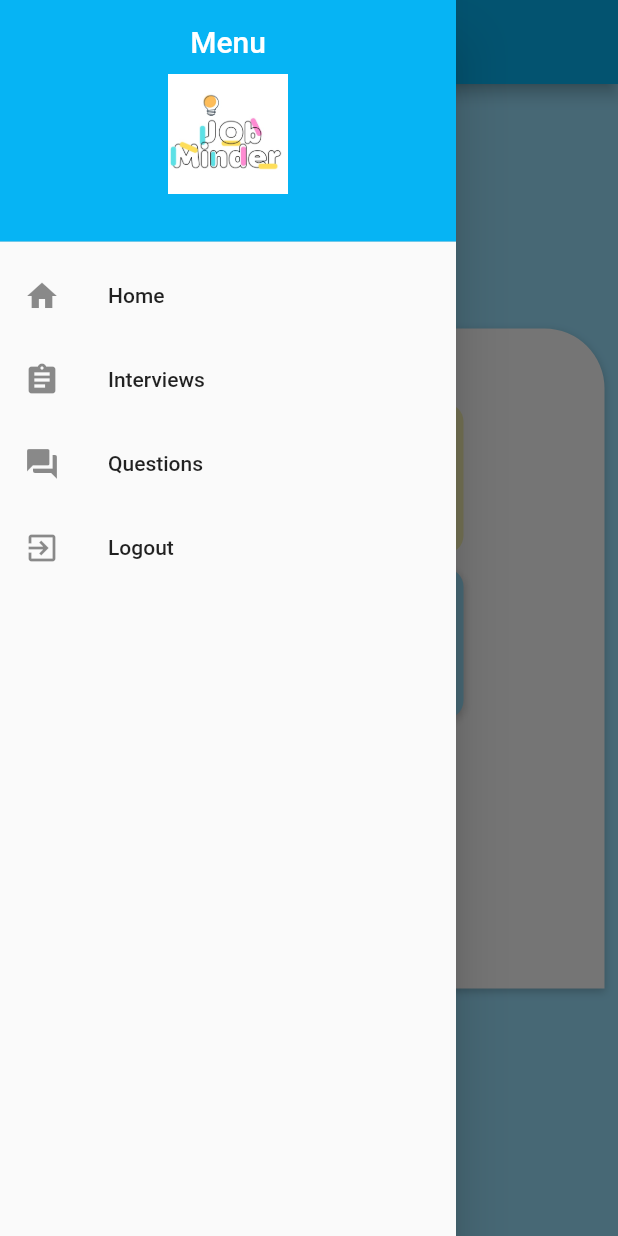
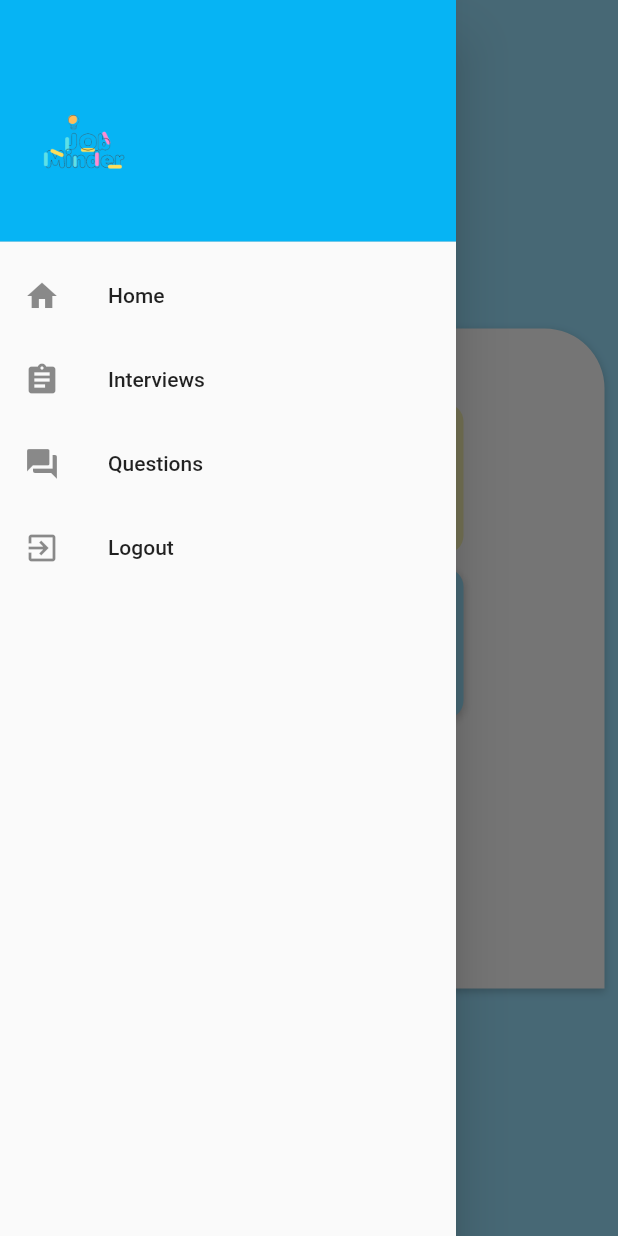
Before and after one commit to SJa-638/jobminder, a Flutter app: the screen it shows after launch, with the side drawer open, on a phone screen of 412 x 824 dp. Run offline on Flutter 3.47's test engine with Material 2 defaults, Android fonts, the phone set to English and light mode, and no system bars; Roboto replaces fonts that are missing (Outfit, Readex Pro).

Commit message:
added drawer_widget

```diff
--- /dev/null
+++ b/lib/screens/drawer_widget.dart
@@ -0,0 +1,69 @@
+import 'package:flutter/material.dart';
+import 'package:jobminder/screens/home_screen.dart';
+class DrawerWidget extends StatelessWidget {
+  @override
+  Widget build(BuildContext context) {
+    return Drawer(
+        child: ListView(
+          padding: EdgeInsets.zero,
+          children: <Widget>[
+            DrawerHeader(
+              child: Padding(
+                  padding: EdgeInsetsDirectional.fromSTEB(0, 20, 20, 0),
+              child: Row(
+               children: [
+                Image.asset(
+              'assets/images/logo(no background).png',  // Replace with your logo image path
+                height: 80.0,
+                width: 80.0,
+                  ),
+              const SizedBox(width: 20.0,),
+            //  const Text(
+            //    'Menu',
+            //    style: TextStyle(
+            //    color: Colors.white,
+            //    fontSize: 20.0,
+            //     ),
+            //     ),
+
+                 ],
+              ),
+                 ),
+              decoration: const BoxDecoration(
+                color: Color(0xFF06B4F4),
+              ),
+            ),
+            ListTile(
+              leading:const Icon(Icons.home),
+              title:const Text('Home'),
+              onTap: () => Navigator.push(
+            context,
+            MaterialPageRoute(builder: (context) => HomeScreen()),
+          ),
+            ),
+            ListTile(
+              leading: const Icon(Icons.assignment),
+              title:const Text('Interviews'),
+              onTap: () {
+                // Handle Interviews onTap functionality
+              },
+            ),
+            ListTile(
+              leading: const Icon(Icons.question_answer),
+              title: const Text('Questions'),
+              onTap: () {
+                // Handle Questions onTap functionality
+              },
+            ),
+            ListTile(
+              leading:const Icon(Icons.exit_to_app),
+              title: const Text('Logout'),
+              onTap: () {
+                // Handle Logout onTap functionality
+              },
+            ),
+          ],
+        ),
+      );
+  }
+}
--- a/lib/screens/home_screen.dart
+++ b/lib/screens/home_screen.dart
@@ -1,12 +1,13 @@
 import 'package:flutter/material.dart';
-
+import 'package:jobminder/screens/drawer_widget.dart';
 class HomeScreen extends StatelessWidget {
   @override
   Widget build(BuildContext context) {
     return Scaffold(
       backgroundColor:const Color(0xFF9AE2FF),
       appBar: AppBar(
-        backgroundColor: Color(0xFF06B4F4),
+         backgroundColor: Colors.transparent,
+        elevation: 0,
         title:const Text('Dashboard',
         style:TextStyle(
                   fontFamily: 'Outfit',
@@ -15,68 +16,7 @@ class HomeScreen extends StatelessWidget {
                 ),
       ),
       ),
-      drawer: Drawer(
-        child: ListView(
-          padding: EdgeInsets.zero,
-          children: <Widget>[
-            DrawerHeader(
-              child: Column(
-               children: [
-                 const Text(
-               'Menu',
-               style: TextStyle(
-               color: Colors.white,
-               fontSize: 20.0,
-                ),
-                ),
-              const SizedBox(height: 10.0),
-              Image.asset(
-              'assets/images/logo.jpeg',  // Replace with your logo image path
-                height: 80.0,
-                width: 80.0,
-
-                 ),
-               // Add some spacing between the image and text
-
-
-                 ],
-                 ),
-              decoration: const BoxDecoration(
-                color: const Color(0xFF06B4F4),
-              ),
-            ),
-            ListTile(
-              leading:const Icon(Icons.home),
-              title:const Text('Home'),
-              onTap: () => Navigator.push(
-            context,
-            MaterialPageRoute(builder: (context) => HomeScreen()),
-          ),
-            ),
-            ListTile(
-              leading: const Icon(Icons.assignment),
-              title:const Text('Interviews'),
-              onTap: () {
-                // Handle Interviews onTap functionality
-              },
-            ),
-            ListTile(
-              leading: const Icon(Icons.question_answer),
-              title: const Text('Questions'),
-              onTap: () {
-                // Handle Questions onTap functionality
-              },
-            ),
-            ListTile(
-              leading:const Icon(Icons.exit_to_app),
-              title: const Text('Logout'),
-              onTap: () {
-                // Handle Logout onTap functionality
-              },
-            ),
-          ],
-        ),
-      ),
+      drawer: DrawerWidget(),
       body:  Column(
             mainAxisSize: MainAxisSize.max,
             children: [
@@ -85,7 +25,7 @@ class HomeScreen extends StatelessWidget {
                 child: Padding(
                   padding: EdgeInsetsDirectional.fromSTEB(0, 40, 0, 0),
                   child: Icon(
-                    Icons.person_2_rounded,
+                    Icons.person_rounded,
                     color:Colors.grey,
                     size: 80,
                   ),
--- a/pubspec.yaml
+++ b/pubspec.yaml
@@ -59,6 +59,7 @@ flutter:
   uses-material-design: true
   assets:
    - assets/images/logo.jpeg
+   - assets/images/logo(no background).png
   # To add assets to your application, add an assets section, like this:
   # assets:
   #   - images/a_dot_burr.jpeg
```
Also changed, not shown: assets/images/logo(no background).png (added).
